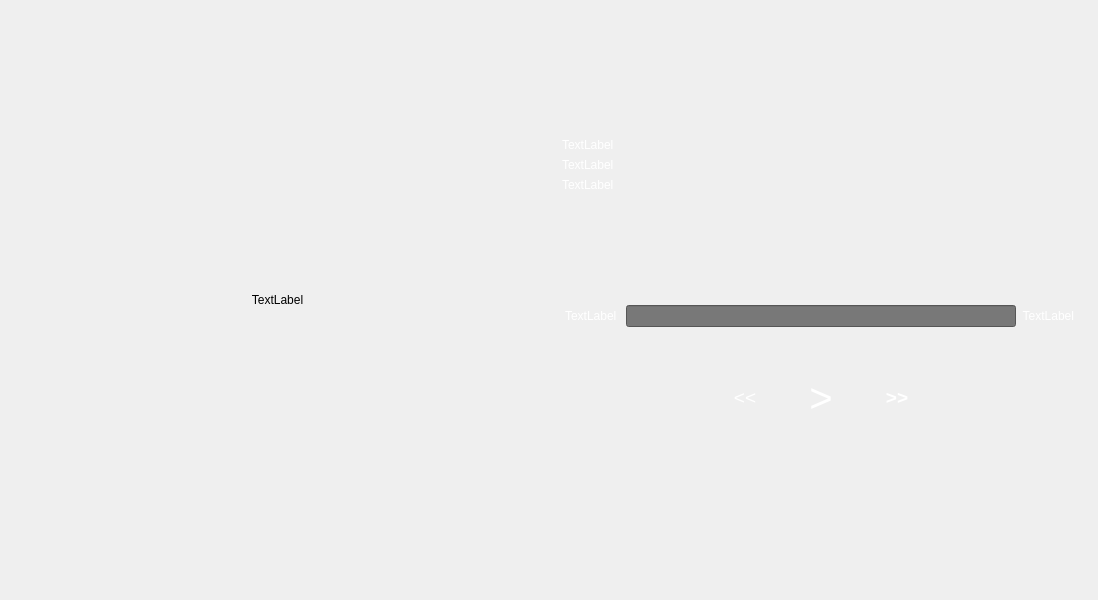
The window that shairport-display.ui (mikebrady/shairport-display-qt) describes before a commit, drawn with Qt 5.
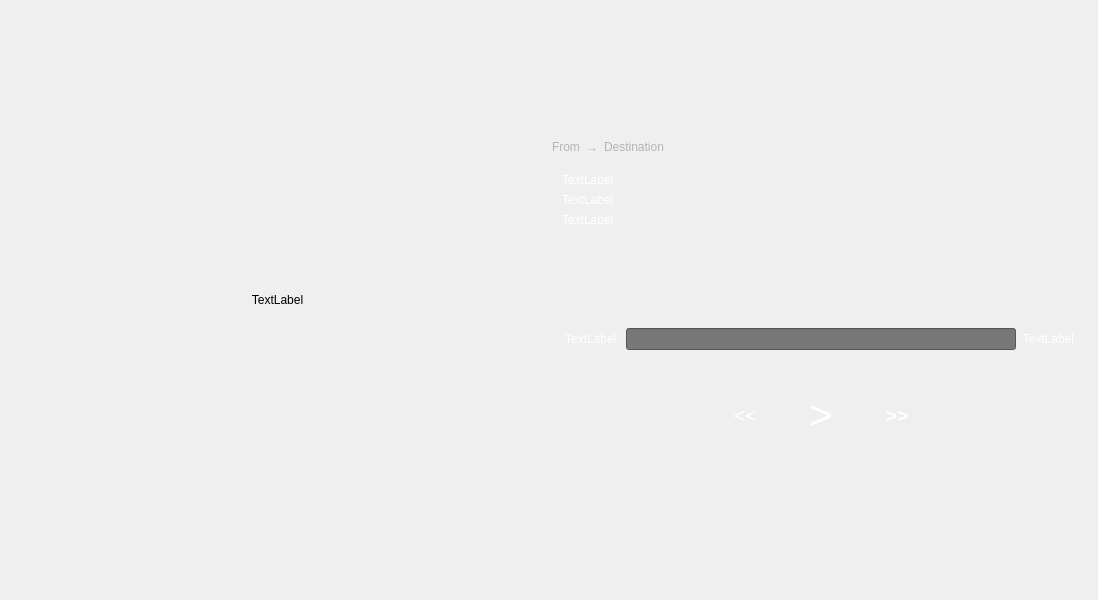
The same window after the commit.

Commit message:
bunch of clean ups
round corners on art
drop shadow in black
display client/service if available
font change to Helvetica Neue
command line option for window desktop start
anti-aliasing on art resizing

Patch:
```diff
--- a/shairport-display.ui
+++ b/shairport-display.ui
@@ -60,6 +60,54 @@
           </property>
          </spacer>
         </item>
+
+         <item>
+           <layout class="QHBoxLayout" name="horizontalLayout">
+
+           <item><widget class="QLabel" name="Client">
+            <property name="styleSheet">
+             <string notr="true">color: rgb(180, 180, 180);</string>
+            </property>
+            <property name="text">
+             <string>From</string>
+            </property>
+           </widget></item>
+
+           <item><widget class="QLabel" name="x">
+            <property name="styleSheet">
+             <string notr="true">color: rgb(180, 180, 180);</string>
+            </property>
+            <property name="text">
+             <string>&#x2192;</string>
+            </property>
+           </widget></item>
+
+           <item><widget class="QLabel" name="Service">
+            <property name="styleSheet">
+             <string notr="true">color: rgb(180, 180, 180);</string>
+            </property>
+            <property name="text">
+             <string>Destination</string>
+            </property>
+           </widget></item>
+
+<item>
+         <spacer name="hspc">
+          <property name="orientation">
+           <enum>Qt::Horizontal</enum>
+          </property>
+          <property name="sizeHint" stdset="0">
+           <size>
+            <width>20</width>
+            <height>40</height>
+           </size>
+          </property>
+         </spacer>
+</item>
+
+           </layout>
+         </item>
+
         <item>
          <layout class="QVBoxLayout" name="verticalLayout">
           <item>
```
Left out of the diff: 2 changed lines with no effect on the pictures. The commit also changes 1 other file.
